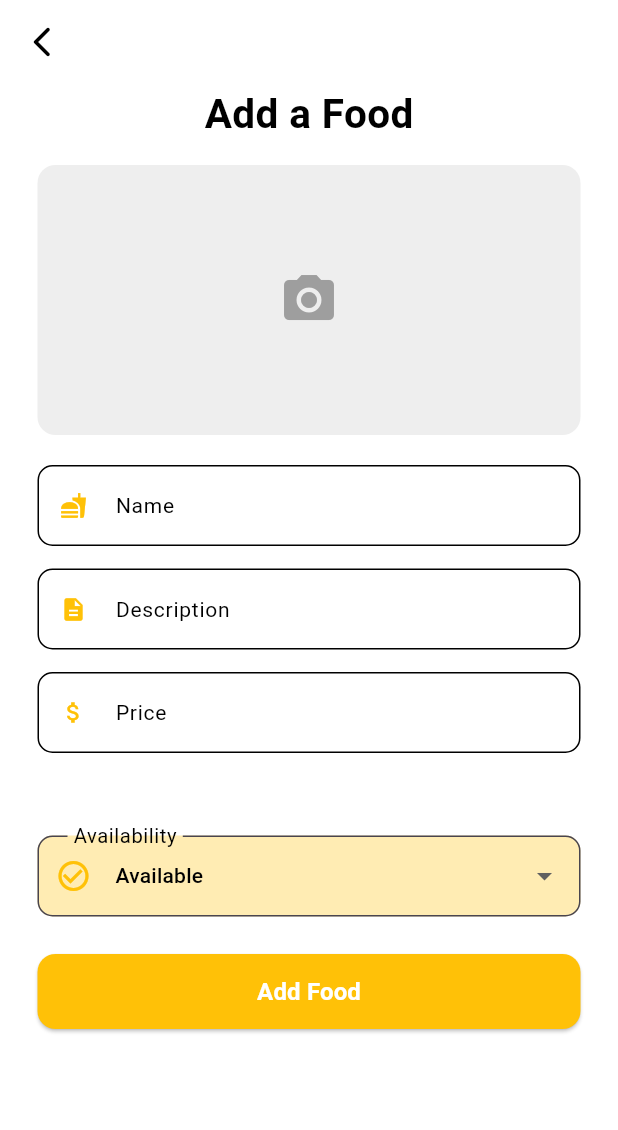
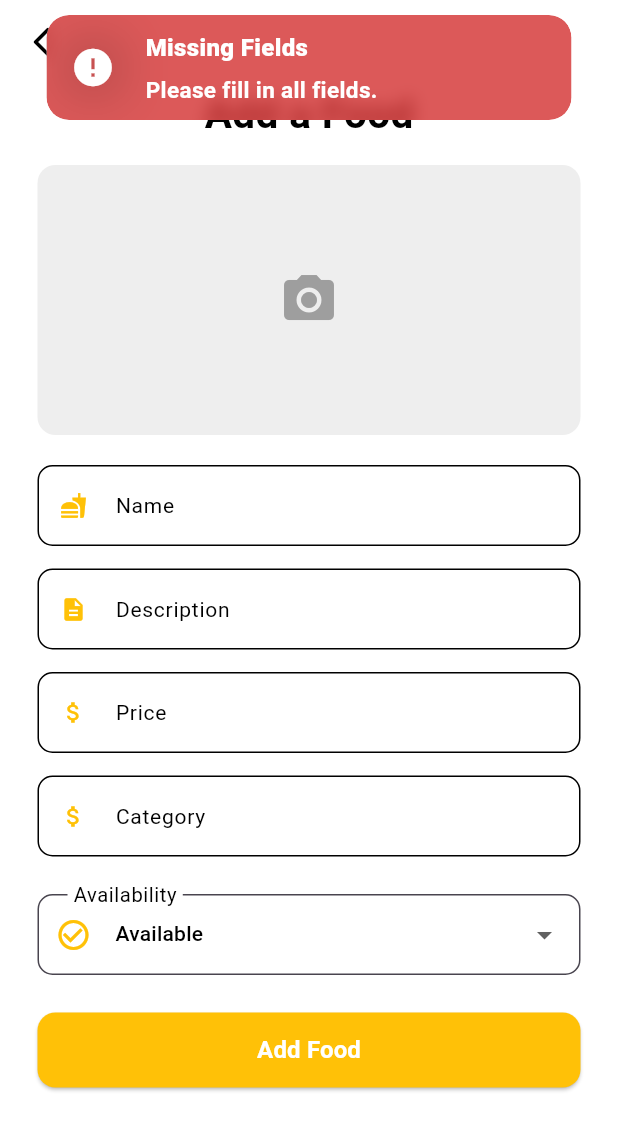
Before and after one commit to Sachith-AB/Bus-Booking-System, a Flutter app: the screen it shows after launch, after a tap on "Add Food", on a phone screen of 412 x 824 dp. Shown: the top 1130 px of the screen. Run offline on Flutter 3.47's test engine with Material 3 defaults, Android fonts, the phone set to English and light mode, and no system bars; our stand-ins replace cloud_firestore, firebase_auth, firebase_core, get, image_picker, shared_preferences; accounts and stored records are empty.

Commit message:
backend for create food product

```diff
--- a/lib/src/app/components/custom_dropdown.dart
+++ b/lib/src/app/components/custom_dropdown.dart
@@ -25,7 +25,7 @@ class CustomDropdown extends StatelessWidget {
       decoration: InputDecoration(
         labelText: label,
         prefixIcon: Icon(icon, color: KColors.primaryColor),
-        focusColor: KColors.appPrimary,
+        focusColor: KColors.appPrimary.shade100,
         border: AppInputStyle.outlineInputBorder,
         focusedBorder: AppInputStyle.outlineInputBorder,
         contentPadding: AppInputStyle.contentPadding,
@@ -33,7 +33,7 @@ class CustomDropdown extends StatelessWidget {
         floatingLabelStyle: AppInputStyle.floatingLabelStyle,
         hintStyle: AppInputStyle.hintTextStyle,
         filled: true,
-        fillColor: KColors.appPrimary.shade100
+        fillColor: Colors.white,
 
       ),
       value: value,
--- a/lib/src/app/views/hotelowner/food/components/image_picker_card.dart
+++ b/lib/src/app/views/hotelowner/food/components/image_picker_card.dart
@@ -3,7 +3,9 @@ import 'package:flutter/material.dart';
 import 'package:image_picker/image_picker.dart';
 
 class ImagePickerCard extends StatefulWidget {
-  const ImagePickerCard({super.key});
+  final void Function(String imagePath) onImageSelected;
+
+  const ImagePickerCard({super.key, required this.onImageSelected});
 
   @override
   State<ImagePickerCard> createState() => _ImagePickerCardState();
@@ -15,9 +17,12 @@ class _ImagePickerCardState extends State<ImagePickerCard> {
   Future<void> _pickImage() async {
     final picker = ImagePicker();
     final pickedImage = await picker.pickImage(source: ImageSource.gallery);
-    setState(() {
-      _image = pickedImage;
-    });
+    if (pickedImage != null) {
+      setState(() {
+        _image = pickedImage;
+      });
+      widget.onImageSelected(pickedImage.path); // Send back the path
+    }
   }
 
   @override
--- a/lib/src/app/views/hotelowner/food/food_create.dart
+++ b/lib/src/app/views/hotelowner/food/food_create.dart
@@ -3,11 +3,15 @@ import 'package:bus_booking/src/app/components/custom_dynamic_form.dart';
 import 'package:bus_booking/src/app/components/input_field_config.dart';
 import 'package:bus_booking/src/app/components/primary_button.dart';
 import 'package:bus_booking/src/app/components/primary_header.dart';
+import 'package:bus_booking/src/app/controllers/hotelOwner/create_food_controller.dart';
 import 'package:bus_booking/src/app/views/hotelOwner/food/components/image_picker_card.dart';
+import 'package:bus_booking/src/utils/popup_warning.dart';
 import 'package:flutter/material.dart';
+import 'package:get/get.dart';
 
 import '../../../../common/style/app_input_style.dart';
 import '../../../components/custom_dropdown.dart';
+
 
 class FoodCreatePage extends StatefulWidget {
   const FoodCreatePage({super.key});
@@ -16,27 +20,18 @@ class FoodCreatePage extends StatefulWidget {
   State<FoodCreatePage> createState() => _FoodCreatePageState();
 }
 
-class _FoodCreatePageState extends State<FoodCreatePage>{
-  TextEditingController nameController = TextEditingController();
-  TextEditingController imageController = TextEditingController();
-  TextEditingController descriptionController = TextEditingController();
-  TextEditingController priceController = TextEditingController();
-  TextEditingController availabilityStatusController = TextEditingController();
+class _FoodCreatePageState extends State<FoodCreatePage> {
+  final controller = Get.put(AddFoodController());
+
+  final TextEditingController nameController = TextEditingController();
+  final TextEditingController descriptionController = TextEditingController();
+  final TextEditingController priceController = TextEditingController();
+  final TextEditingController CategoryController = TextEditingController();
 
   String availabilityStatus = 'Available';
 
-
-
-  void onNameChanged(String name) {
-
-  }
-  void onDescriptionChanged(String description){
-
-  }
-  void onPriceChanged(String price){
-
-  }
-
+  // Placeholder: Replace with actual image picker logic
+  String? imageUrl; // This will store the image path (or URL later if uploaded)
 
 
   @override
@@ -49,23 +44,22 @@ class _FoodCreatePageState extends State<FoodCreatePage>{
         scrollDirection: Axis.vertical,
         physics: const BouncingScrollPhysics(),
         keyboardDismissBehavior: ScrollViewKeyboardDismissBehavior.onDrag,
-        child: SizedBox(
-
         child: Column(
           crossAxisAlignment: CrossAxisAlignment.center,
-            mainAxisAlignment: MainAxisAlignment.center,
           children: [
             const PrimaryHeader(text: "Add a Food"),
-
             const SizedBox(height: 15),
             Container(
-                padding: const EdgeInsets.symmetric(
-                  horizontal: 25,
-                ),
+              padding: const EdgeInsets.symmetric(horizontal: 25),
               child: Column(
                 children: [
-                    const ImagePickerCard(),
-
+                  ImagePickerCard(
+                    onImageSelected: (path) {
+                        setState(() {
+                          imageUrl = path;
+                        });
+                    },
+                  ), // Currently just UI
                   const SizedBox(height: 20),
                   DynamicForm(
                     fields: [
@@ -74,7 +68,7 @@ class _FoodCreatePageState extends State<FoodCreatePage>{
                         labelText: "Name",
                         hintText: "Enter Food Name",
                         isValid: false,
-                          onChanged: (name) => onNameChanged(name),
+                        onChanged: (_) {},
                         prefixIcon: AppInputStyle.foodIcon,
                       ),
                       InputFieldConfig(
@@ -82,7 +76,7 @@ class _FoodCreatePageState extends State<FoodCreatePage>{
                         labelText: "Description",
                         hintText: "Enter food description",
                         isValid: false,
-                          onChanged: (description) => onDescriptionChanged(description),
+                        onChanged: (_) {},
                         prefixIcon: AppInputStyle.foodDescriptionIcon,
                       ),
                       InputFieldConfig(
@@ -90,14 +84,19 @@ class _FoodCreatePageState extends State<FoodCreatePage>{
                         labelText: "Price",
                         hintText: "Enter food price",
                         isValid: false,
-                          onChanged: (price) => onPriceChanged(price),
+                        onChanged: (_) {},
                         prefixIcon: AppInputStyle.foodPriceIcon,
                       ),
-
+                      InputFieldConfig(
+                        controller: CategoryController,
+                        labelText: "Category",
+                        hintText: "Enter food category",
+                        isValid: false,
+                        onChanged: (_) {},
+                        prefixIcon: AppInputStyle.foodPriceIcon,
+                      ),
                     ],
-
                   ),
-                    const SizedBox(height: 30),
                   CustomDropdown(
                     value: availabilityStatus,
                     label: "Availability",
@@ -109,21 +108,52 @@ class _FoodCreatePageState extends State<FoodCreatePage>{
                       });
                     },
                   ),
-
                   const SizedBox(height: 25),
                   PrimaryButton(
                     label: "Add Food",
-                      onPressed: () {
-                        // Handle food submission here
-                      },
+                    onPressed: addFood,
                   ),
-                  ]
-                )
-              )
                 ],
               ),
-        )
+            ),
+          ],
+        ),
       ),
     );
   }
+
+  void addFood() {
+    final name = nameController.text.trim();
+    final description = descriptionController.text.trim();
+    final priceText = priceController.text.trim();
+    final category = CategoryController.text.trim();
+
+    if (name.isEmpty || description.isEmpty || priceText.isEmpty || category.isEmpty || imageUrl == null) {
+      PopupWarning.Warning(
+        title: "Missing Fields",
+        message: "Please fill in all fields.",
+        type: 1,
+      );
+      return;
     }
+
+    final price = double.tryParse(priceText);
+    if (price == null) {
+      PopupWarning.Warning(
+        title: "Invalid Price",
+        message: "Please enter a valid number for price.",
+        type: 1,
+      );
+      return;
+    }
+
+    controller.createFood(
+      name: name,
+      description: description,
+      price: price,
+      imageUrl: imageUrl!, // Add image picker logic later
+      category: category,
+      availableStatus: availabilityStatus,
+    );
+  }
+}
```
Also changed, not shown: lib/src/app/controllers/hotelOwner/create_food_controller.dart (added, +55 -0 lines), lib/src/app/models/product_model.dart (+14 -0 lines), 4 other files. Lines whose indentation alone changed are shown as unchanged.
